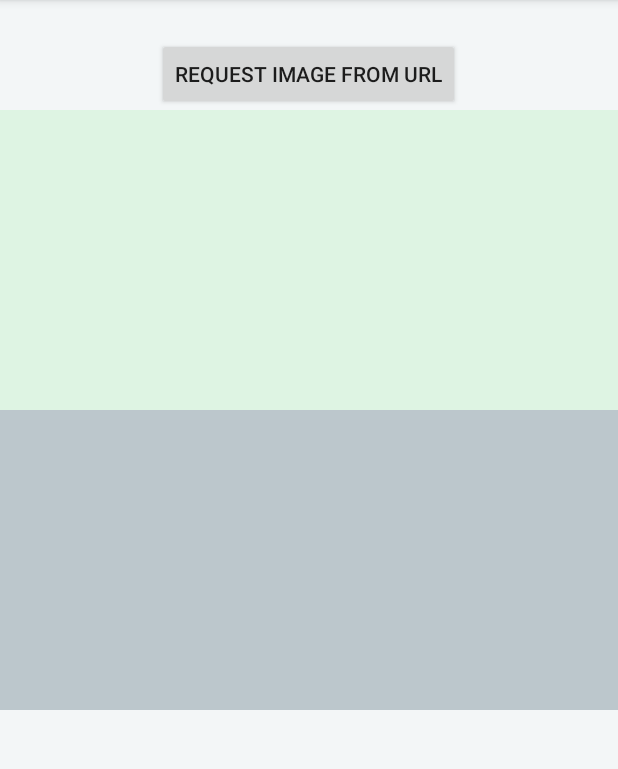
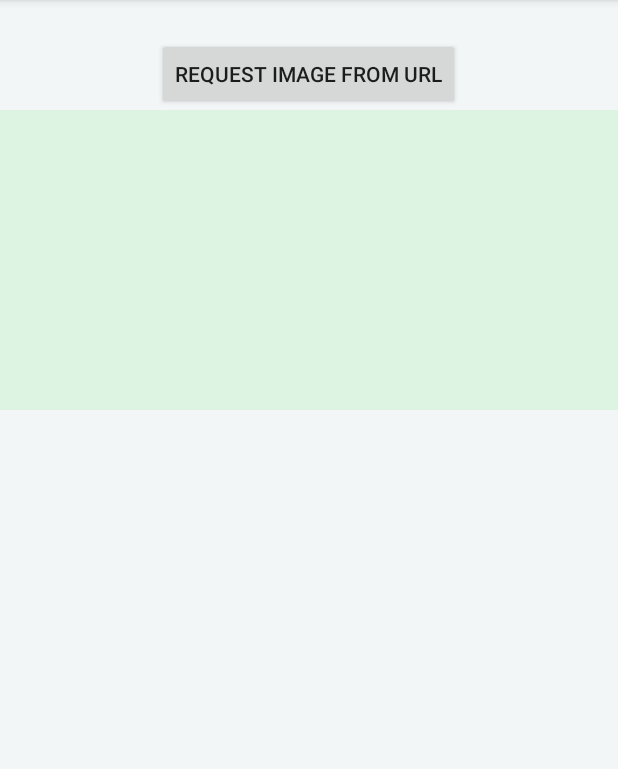
Before and after one commit to TheoKriszt/eGarden, an Android app: the RequestImagePlant screen opened directly, with no data from a screen before it, on a phone screen of 412 x 824 dp, the part 84-853 px from its top. Run offline under Robolectric (Android 15) with nearby library versions, the phone set to English and light mode, and no system bars; our stand-ins replace Volley; pictures from the network do not load.

Commit message:
Travail en cours pour visualisation d'images

```diff
--- a/app/src/main/java/fr/kriszt/theo/egarden/DownloadClientPlantsImgs.java
+++ b/app/src/main/java/fr/kriszt/theo/egarden/DownloadClientPlantsImgs.java
@@ -98,7 +98,7 @@ public class DownloadClientPlantsImgs extends AppCompatActivity implements View.
             case R.id.downloadZip:
                 if (isConnectingToInternet())
                 {
-                    Log.e(TAG , "Download started ...");
+                    Log.e(TAG , "Download started from "+Urls.downloadZipImgsUrl+"...");
                     new DownloadTask(DownloadClientPlantsImgs.this, downloadZip, Urls.downloadZipImgsUrl);
 
                 }
@@ -108,7 +108,7 @@ public class DownloadClientPlantsImgs extends AppCompatActivity implements View.
             case R.id.unZipFolder:
                 Log.e(TAG , "Unzip started ...");
                 ZipManager.unzip(DownloadClientPlantsImgs.this,Urls.downloadDirectory + "/" + "plants_images.zip",
-                        Urls.downloadDirectory + "/" + "imgs");
+                        Urls.downloadDirectory + "/" + "plants_images");
 
 
                 break;
--- a/app/src/main/java/fr/kriszt/theo/egarden/RequestImagePlant.java
+++ b/app/src/main/java/fr/kriszt/theo/egarden/RequestImagePlant.java
@@ -62,7 +62,7 @@ public class RequestImagePlant extends AppCompatActivity {
         mCLayout =  findViewById(R.id.coordinator_layout);
         mButtonDo =  findViewById(R.id.btn_do);
         mImageView =findViewById(R.id.iv);
-        mImageViewInternal =  findViewById(R.id.iv_internal);
+
 
         // Set a click listener for button widget
         mButtonDo.setOnClickListener(new View.OnClickListener() {
--- a/app/src/main/java/fr/kriszt/theo/egarden/utils/DownloadTask.java
+++ b/app/src/main/java/fr/kriszt/theo/egarden/utils/DownloadTask.java
@@ -101,9 +101,9 @@ public class DownloadTask {
             try {
                 URL url = new URL(downloadUrl);//Create Download URl
                 HttpURLConnection c = (HttpURLConnection) url.openConnection();//Open Url Connection
-                c.setDoOutput(true);
-                c.setRequestMethod("POST");//Set Request Method to "GET" since we are grtting data
-                c.addRequestProperty("user_name" , "user_test");
+                c.setRequestMethod("GET");//Set Request Method to "GET" since we are grtting data
+                Log.e(TAG,"connecting to "+ url.toString());
+//                url.openConnection();
                 c.connect();//connect the URL Connection
 
 
--- a/app/src/main/java/fr/kriszt/theo/egarden/utils/Urls.java
+++ b/app/src/main/java/fr/kriszt/theo/egarden/utils/Urls.java
@@ -10,6 +10,6 @@ public class Urls {
     //String Values to be Used in App
     public static final String downloadDirectory = Environment.getExternalStoragePublicDirectory( Environment.DIRECTORY_DOWNLOADS) + "/"+ "eGardenDownloads";
     public static final String mainImageUrl = "http://michaelcorp.zzzz.io";
-    public static final String downloadZipImgsUrl = "http://michaelcorp.zzzz.io:1880/my_plants_imgs";
+    public static final String downloadZipImgsUrl = "http://michaelcorp.zzzz.io:1880/my_plants_imgs/user_test";
 
 }
--- a/app/src/main/res/layout/image_view.xml
+++ b/app/src/main/res/layout/image_view.xml
@@ -24,14 +24,14 @@
         android:layout_gravity="bottom|center_horizontal"
         android:background="#def4e3"
         />
-    <ImageView
-        android:id="@+id/iv_internal"
-        android:layout_width="match_parent"
-        android:layout_height="200dp"
-        android:scaleType="centerCrop"
-        app:layout_anchor="@id/iv"
-        android:layout_gravity="bottom"
-        app:layout_anchorGravity="bottom"
-        android:background="#bcc7cc"
-        />
+    <!--<ImageView-->
+        <!--android:id="@+id/iv_internal"-->
+        <!--android:layout_width="match_parent"-->
+        <!--android:layout_height="200dp"-->
+        <!--android:scaleType="centerCrop"-->
+        <!--app:layout_anchor="@id/iv"-->
+        <!--android:layout_gravity="bottom"-->
+        <!--app:layout_anchorGravity="bottom"-->
+        <!--android:background="#bcc7cc"-->
+        <!--/>-->
 </android.support.design.widget.CoordinatorLayout>
```
